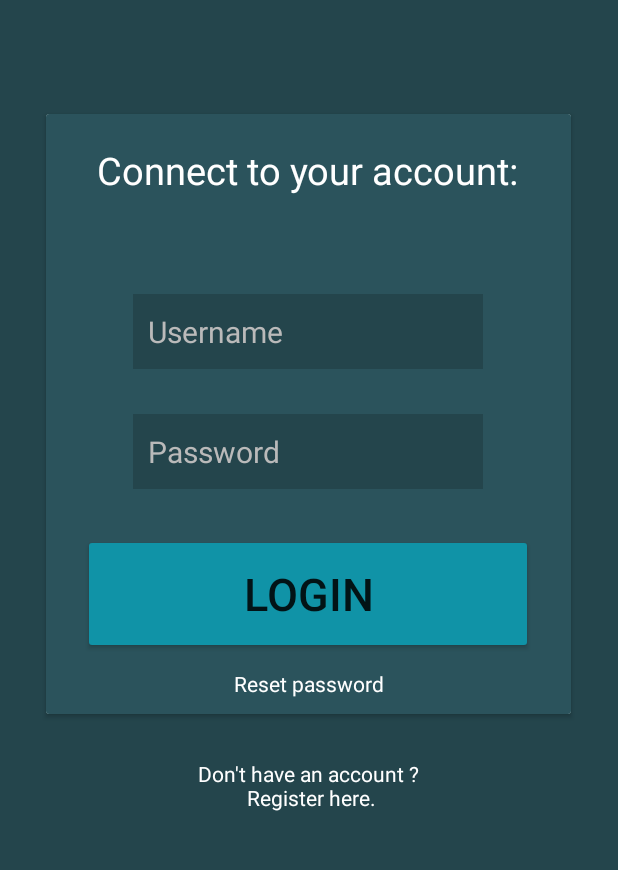
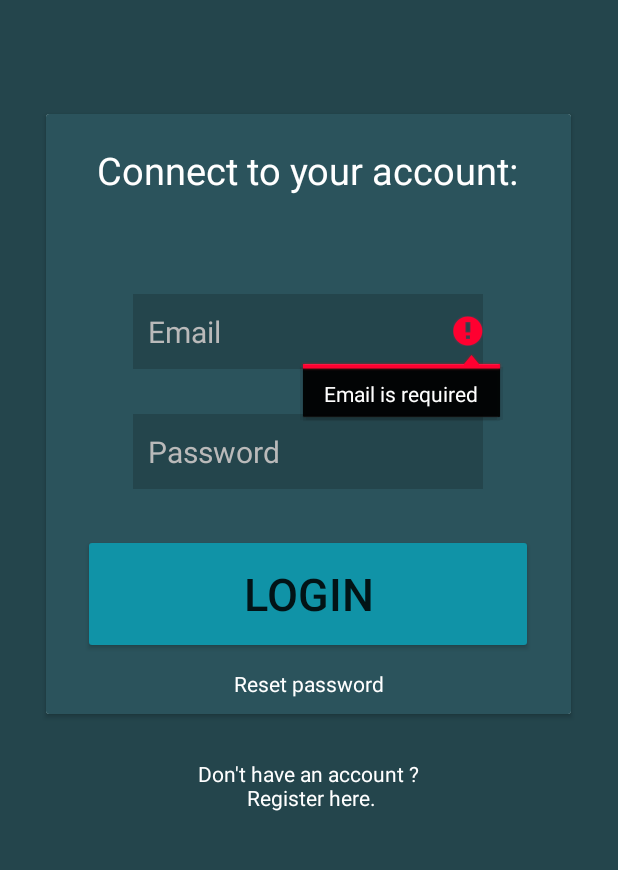
Before and after one commit to MathildeLasseigne/Co-lendar, an Android app: the screen it shows after launch (MainLoginActivity), after a tap on "LOGIN", on a phone screen of 412 x 824 dp, the part 315-1185 px from its top. Run offline under Robolectric (Android 15) with nearby library versions, the phone set to English and light mode, and no system bars; our stand-ins replace Firebase (no records; nobody signed in at launch, a user with empty details on screens opened directly).

Commit message:
Login implemented

```diff
--- a/app/src/main/AndroidManifest.xml
+++ b/app/src/main/AndroidManifest.xml
@@ -12,9 +12,13 @@
         android:supportsRtl="true"
         android:theme="@style/AppTheme">
         <activity
+            android:name=".HomeActivity"
+            android:exported="true" />
+        <activity
             android:name=".RegisterActivity"
             android:exported="false" />
-        <activity android:name=".MainLoginActivity"
+        <activity
+            android:name=".MainLoginActivity"
             android:exported="true">
             <intent-filter>
                 <action android:name="android.intent.action.MAIN" />
--- a/app/src/main/java/fr/ups/co_lendar/MainLoginActivity.java
+++ b/app/src/main/java/fr/ups/co_lendar/MainLoginActivity.java
@@ -5,18 +5,29 @@ import android.content.Intent;
 import android.view.View;
 import android.widget.Button;
 import android.widget.EditText;
+import android.widget.ProgressBar;
 import android.widget.TextView;
 import android.widget.Toast;
 import androidx.appcompat.app.AppCompatActivity;
 import android.os.Bundle;
 
+import com.google.firebase.auth.FirebaseAuth;
+import com.google.firebase.database.FirebaseDatabase;
+
+import java.util.regex.Pattern;
+
+import fr.ups.co_lendar.helpers.User;
+
 public class MainLoginActivity extends AppCompatActivity implements View.OnClickListener {
 
     private TextView register;
     private TextView resetPassword;
-    private EditText usernameInput;
+    private EditText emailInput;
     private EditText passwordInput;
     private Button loginButton;
+    private ProgressBar progressBar;
+
+    private FirebaseAuth mAuth;
 
     @Override
     protected void onCreate(Bundle savedInstanceState) {
@@ -24,6 +35,7 @@ public class MainLoginActivity extends AppCompatActivity implements View.OnClick
         setContentView(R.layout.activity_main_login);
 
         initializeUI();
+        mAuth = FirebaseAuth.getInstance();
     }
 
     private void initializeUI() {
@@ -31,10 +43,11 @@ public class MainLoginActivity extends AppCompatActivity implements View.OnClick
         register.setOnClickListener(this);
         resetPassword = findViewById(R.id.textView_resetPassword);
         resetPassword.setOnClickListener(this);
-        usernameInput = findViewById(R.id.editText_username);
+        emailInput = findViewById(R.id.editText_email);
         passwordInput = findViewById(R.id.editText_password);
         loginButton = findViewById(R.id.button_login);
         loginButton.setOnClickListener(this);
+        progressBar = findViewById(R.id.progressBar);
     }
 
     @SuppressLint("NonConstantResourceId")
@@ -48,17 +61,48 @@ public class MainLoginActivity extends AppCompatActivity implements View.OnClick
                 break;
             case R.id.button_login:
                 login();
+                break;
         }
     }
 
     private void login() {
-        String username = usernameInput.getText().toString();
+
+        String email = emailInput.getText().toString();
         String password = passwordInput.getText().toString();
 
-        if (!username.isEmpty() && !password.isEmpty()) {
-
-        } else {
-            Toast.makeText(getApplicationContext(),"Please enter username and password", Toast.LENGTH_SHORT).show();
+         if (validLogin(email, password)) {
+            progressBar.setVisibility(View.VISIBLE);
+            mAuth.signInWithEmailAndPassword(email, password).addOnCompleteListener(task -> {
+                if (task.isSuccessful()) {
+                    Intent i = new Intent(this, HomeActivity.class);
+                    i.putExtra("firstName", (new User(mAuth.getUid())).getFirstName());
+                    startActivity(i);
+                } else {
+                    Toast.makeText(this, getResources().getString(R.string.loginFailed), Toast.LENGTH_LONG);
+                }
+            });
         }
     }
+
+    private boolean validLogin(String email, String password) {
+
+        if (email.isEmpty()) {
+            emailInput.setError("Email is required");
+            emailInput.requestFocus();
+            return false;
+        } else if (password.isEmpty()) {
+            passwordInput.setError(getResources().getString(R.string.passwordRequired));
+            passwordInput.requestFocus();
+            return false;
+        } else if (password.length() < 6) {
+            passwordInput.setError(getResources().getString(R.string.passwordTooShort));
+            passwordInput.requestFocus();
+            return false;
+        } else if (!Pattern.compile(getResources().getString(R.string.emailRegex)).matcher(email).matches()) {
+            emailInput.setError(getResources().getString(R.string.emailInvalid));
+            emailInput.requestFocus();
+            return false;
+        }
+        return true;
+    }
 }
--- a/app/src/main/res/layout/activity_main_login.xml
+++ b/app/src/main/res/layout/activity_main_login.xml
@@ -30,16 +30,17 @@
                 android:layout_height="50dp"
                 android:layout_marginTop="120dp"
                 android:layout_centerHorizontal="true"
-                android:inputType="textPersonName"
+                android:inputType="textEmailAddress"
                 android:background="#24454C"
                 android:textColorHint="#bababa"
-                android:hint="@string/username"
+                android:hint="@string/email"
                 android:paddingStart="10dp"
                 android:textSize="20sp"
                 android:ems="10"
-                android:id="@+id/editText_username"/>
+                android:id="@+id/editText_email"/>
 
             <EditText
+                android:inputType="textPassword"
                 android:layout_width="wrap_content"
                 android:layout_height="50dp"
                 android:layout_marginTop="200dp"
@@ -97,5 +98,12 @@
         android:layout_centerHorizontal="true"
         android:id="@+id/textView_register"/>
 
+    <ProgressBar
+        android:id="@+id/progressBar"
+        android:layout_width="wrap_content"
+        android:layout_height="wrap_content"
+        android:layout_centerInParent="true"
+        android:visibility="gone" />
+
 
 </RelativeLayout>
--- a/app/src/main/res/values/strings.xml
+++ b/app/src/main/res/values/strings.xml
@@ -13,4 +13,18 @@
     <string name="resetPassword">Reset password</string>
     <string name="confirmPassword">Confirm password</string>
     <string name="loginPrompt">Connect to your account:</string>
+    <string name="homeGreeting">Welcome, </string>
+    <string name="passwordRequired">Password is required.</string>
+    <string name="passwordTooShort">Password should be at least 6 characters long.</string>
+    <string name="passwordsDontMatch">Passwords don\'t match.</string>
+    <string name="emailInvalid">Email is not valid.</string>
+    <string name="firstNameRequired">First name is required.</string>
+    <string name="lastNameRequired">Last name is required.</string>
+    <string name="emailRequired">Email is required.</string>
+    <string name="confirmPasswordRequired">Confirm password.</string>
+    <string name="registrationSuccessful">User registered successfully.</string>
+    <string name="registrationFailed">Registration failed. Try again!</string>
+    <string name="loginFailed">Failed to log in. Try again!</string>
+    <string name="tableNameUsers">users</string>
+    <string name="emailRegex">(?:[a-z0-9!#$%&amp;\'*+/=?^_`{|}~-]+(?:\\.[a-z0-9!#$%&amp;\'*+/=?^_`{|}~-]+)*|\"(?:[\\x01-\\x08\\x0b\\x0c\\x0e-\\x1f\\x21\\x23-\\x5b\\x5d-\\x7f]|\\\\[\\x01-\\x09\\x0b\\x0c\\x0e-\\x7f])*\")@(?:(?:[a-z0-9](?:[a-z0-9-]*[a-z0-9])?\\.)+[a-z0-9](?:[a-z0-9-]*[a-z0-9])?|\\[(?:(?:25[0-5]|2[0-4][0-9]|[01]?[0-9][0-9]?)\\.){3}(?:25[0-5]|2[0-4][0-9]|[01]?[0-9][0-9]?|[a-z0-9-]*[a-z0-9]:(?:[\\x01-\\x08\\x0b\\x0c\\x0e-\\x1f\\x21-\\x5a\\x53-\\x7f]|\\\\[\\x01-\\x09\\x0b\\x0c\\x0e-\\x7f])+)\\])</string>
 </resources>
```
Also changed, not shown: app/src/main/java/fr/ups/co_lendar/HomeActivity.java (added, +34 -0 lines), app/src/main/java/fr/ups/co_lendar/RegisterActivity.java (+47 -39 lines), app/src/main/java/fr/ups/co_lendar/helpers/User.java (+28 -12 lines), app/src/main/res/layout/activity_home.xml (added, +20 -0 lines), app/src/main/res/layout/activity_register.xml (+11 -20 lines).
